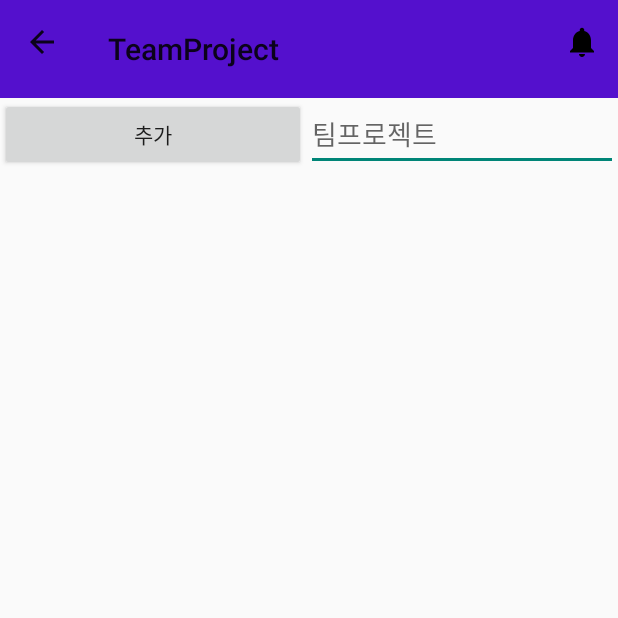
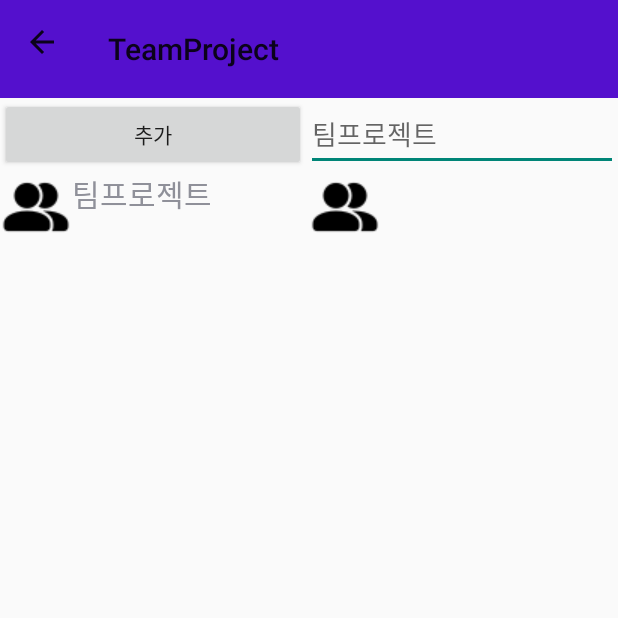
Before and after one commit to ta-mj/TeamProject-Teaming, an Android app: the TeamProjectUI screen opened directly, with no data from a screen before it, after a tap on "추가", on a phone screen of 412 x 824 dp, the top half of it. Run offline under Robolectric (Android 15) with nearby library versions, the phone set to English and light mode, and no system bars.

Commit message:
메인화면에서 프로젝트 추가 화면 인텐트 연결 프로젝트 만들기 기능 추가

```diff
--- a/app/src/main/java/com/example/teamproject/ProjectViewer.java
+++ b/app/src/main/java/com/example/teamproject/ProjectViewer.java
@@ -26,7 +26,7 @@ public class ProjectViewer extends LinearLayout {
         LayoutInflater inflater = (LayoutInflater) context.getSystemService(Context.LAYOUT_INFLATER_SERVICE);
         inflater.inflate(R.layout.projectitem,this,true);
 
-        textView = (TextView)findViewById(R.id.textView);
+        textView = (TextView)findViewById(R.id.teamNameView);
         imageView = (ImageView) findViewById(R.id.teamImage);
     }
 
--- a/app/src/main/java/com/example/teamproject/TeamProjectUI.java
+++ b/app/src/main/java/com/example/teamproject/TeamProjectUI.java
@@ -33,9 +33,19 @@ public class TeamProjectUI extends AppCompatActivity {
         super.onCreate(savedInstanceState);
         setContentView(R.layout.activity_teamproject);
 
-        //view들 id로 연결
-        Toolbar toolbar = findViewById(R.id.toolbar);
-        GridView gridView = findViewById(R.id.gridView);
+        Toolbar toolbar_bell = (Toolbar) findViewById(R.id.toolbar_bell);
+        setSupportActionBar(toolbar_bell);
+
+        getSupportActionBar().setDisplayHomeAsUpEnabled(true);
+
+        gridView = findViewById(R.id.gridView);
+        addButton = findViewById(R.id.addButton);
+        projectNameText = findViewById(R.id.projectNameText);
+
+        projectAdapter = new ProjectAdapter();
+        projectAdapter.addItem(new ProjectItem("팀프로젝트", R.drawable.team));
+
+        gridView.setAdapter(projectAdapter);
         gridView.setOnItemClickListener(new AdapterView.OnItemClickListener() {
             @Override
             public void onItemClick(AdapterView<?> adapterView, View view, int i, long l) {
@@ -43,41 +53,18 @@ public class TeamProjectUI extends AppCompatActivity {
 
             }
         });
-        projectNameText = findViewById(R.id.projectNameText);
-        addButton = findViewById(R.id.addButton);
+
         addButton.setOnClickListener(new View.OnClickListener() {
             @Override
             public void onClick(View view) {
-                String projectName = projectNameText.getText().toString();
-                projectAdapter.addItem(new ProjectItem(projectName,R.drawable.team));
+                String text = projectNameText.getText().toString();
+                projectAdapter.addItem(new ProjectItem(text,R.drawable.team));
+                //아이템추가
                 projectAdapter.notifyDataSetChanged();
             }
         });
-
-
-        Toolbar toolbar_bell = (Toolbar) findViewById(R.id.toolbar_bell);
-        setSupportActionBar(toolbar_bell);
-
-        getSupportActionBar().setDisplayHomeAsUpEnabled(true);
-
-
     }
 
-    @Override
-    public boolean onCreateOptionsMenu(Menu menu){
-        MenuInflater menuInflater = getMenuInflater();
-        menuInflater.inflate(R.menu.bell_menu, menu);
-        return true;
-    }
-
-    @Override
-    public boolean onOptionsItemSelected(MenuItem item){
-        switch (item.getItemId()){
-            case R.id.navigation_notifications:
-                return true;
-        }
-        return true;
-    }
     class ProjectAdapter extends BaseAdapter {
         ArrayList<ProjectItem> items = new ArrayList<ProjectItem>();
         @Override
--- a/app/src/main/res/layout/activity_main.xml
+++ b/app/src/main/res/layout/activity_main.xml
@@ -45,7 +45,7 @@
             android:backgroundTint="#6200EC"
             android:drawableTop="@drawable/ic_team_size"
             android:paddingTop="10dp"
-            android:src="@drawable/team"
+            android:src="@drawable/person"
             android:text="프로젝트" />
 
         <Button
```
Also changed, not shown: app/src/main/res/drawable-v24/team.png (renamed from app/src/main/res/drawable/team.png).
